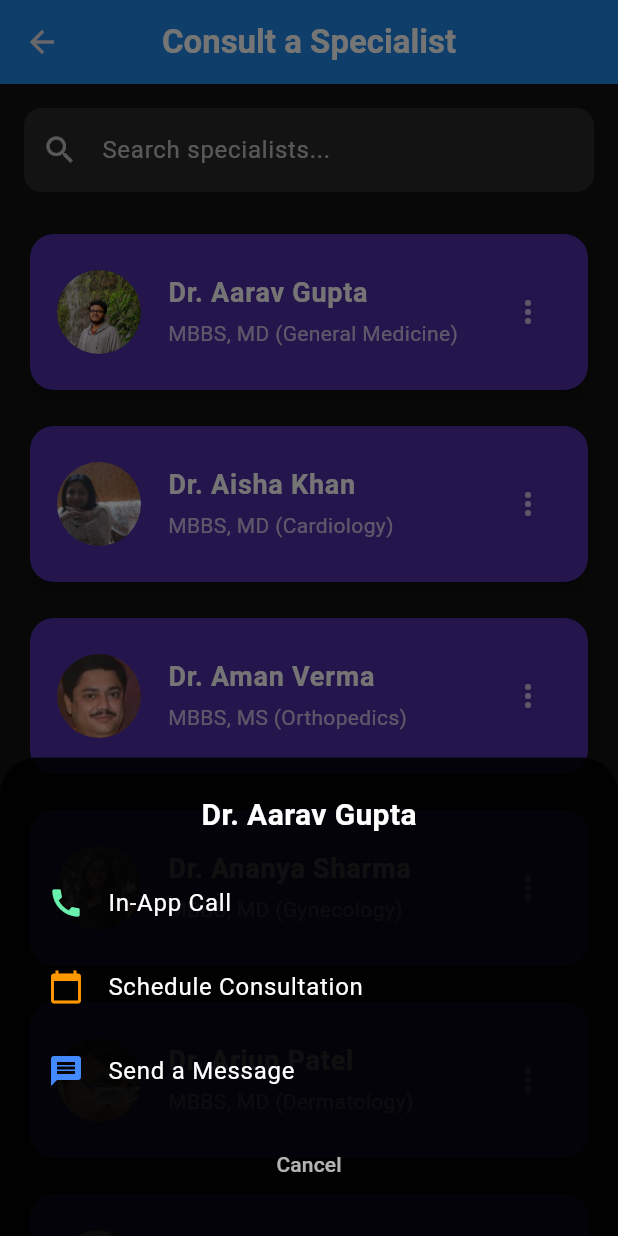
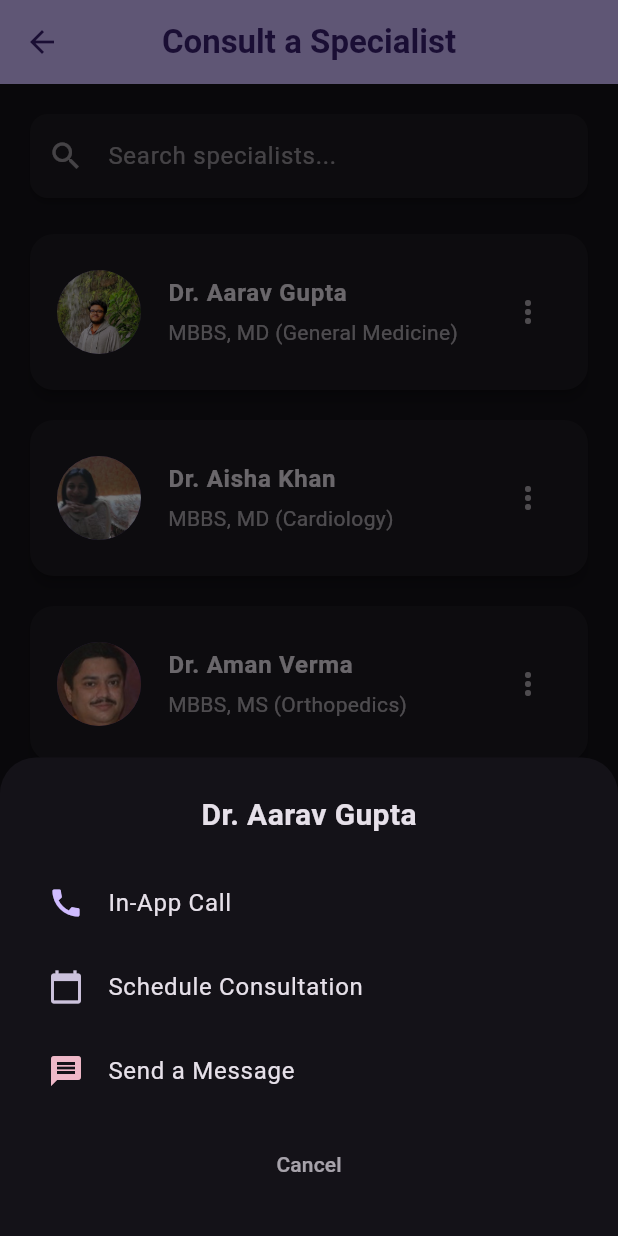
Before and after one commit to PRIYUNSHU21/flutter_application_bhav, a Flutter app: the ConsultSpecialistPage screen opened directly, after a tap on the "more vert" icon, on a phone screen of 412 x 824 dp. Run offline on Flutter 3.47's test engine with Material 3 defaults, Android fonts, the phone set to English and light mode, and no system bars; our stand-ins replace audioplayers, cloud_firestore, firebase_auth, firebase_core, fl_chart, flutter_spinkit and 2 more; missing offline and left inert: android_intent_plus; accounts and stored records are empty.

Commit message:
consult_specialist.dart
Consultants screen modified with added fields

```diff
--- a/lib/consult_specialist.dart
+++ b/lib/consult_specialist.dart
@@ -1,3 +1,6 @@
+
+// consult_specialist.dart
+
 import 'package:flutter/material.dart';
 import 'dart:async';
 import 'package:url_launcher/url_launcher.dart';
@@ -165,7 +168,6 @@ class _ConsultSpecialistPageState extends State<ConsultSpecialistPage> {
   @override
   void initState() {
     super.initState();
-    // Initially display all specialists.
     filteredSpecialists = specialists;
   }
 
@@ -182,11 +184,10 @@ class _ConsultSpecialistPageState extends State<ConsultSpecialistPage> {
   }
 
   Future<void> _sendMessageToSpecialist(Specialist specialist) async {
-    // Placeholder for messaging functionality.
     ScaffoldMessenger.of(context).showSnackBar(
       SnackBar(
         content: Text("Messaging feature for ${specialist.name} coming soon."),
-        backgroundColor: Colors.indigo,
+        backgroundColor: Theme.of(context).colorScheme.primary,
       ),
     );
   }
@@ -200,57 +201,75 @@ class _ConsultSpecialistPageState extends State<ConsultSpecialistPage> {
     );
   }
 
-  // Show a bottom sheet with consultation options
   void _showConsultOptions(Specialist specialist) {
     showModalBottomSheet(
       context: context,
-      backgroundColor: Colors.black87,
+      backgroundColor: Colors.transparent,
       shape: const RoundedRectangleBorder(
         borderRadius: BorderRadius.vertical(top: Radius.circular(24)),
       ),
       builder: (BuildContext context) {
-        return Padding(
+        return Container(
+          decoration: BoxDecoration(
+            color: Theme.of(context).colorScheme.surface,
+            borderRadius: const BorderRadius.vertical(top: Radius.circular(24)),
+          ),
           padding: const EdgeInsets.symmetric(vertical: 24, horizontal: 16),
           child: Column(
             mainAxisSize: MainAxisSize.min,
             children: [
               Text(
                 specialist.name,
-                style: const TextStyle(
+                style: TextStyle(
                   fontSize: 20,
                   fontWeight: FontWeight.bold,
-                    color: Colors.white),
+                  color: Theme.of(context).colorScheme.onSurface,
+                ),
               ),
               const SizedBox(height: 16),
               ListTile(
-                leading: const Icon(Icons.call, color: Colors.greenAccent),
-                title: const Text("In-App Call",
-                    style: TextStyle(color: Colors.white)),
+                leading: Icon(
+                  Icons.call,
+                  color: Theme.of(context).colorScheme.primary,
+                ),
+                title: Text(
+                  "In-App Call",
+                  style: TextStyle(color: Theme.of(context).colorScheme.onSurface),
+                ),
                 onTap: () {
                   Navigator.pop(context);
                   _startInAppCall(specialist);
                 },
               ),
               ListTile(
-                leading:
-                    const Icon(Icons.calendar_today, color: Colors.orange),
-                title: const Text("Schedule Consultation",
-                    style: TextStyle(color: Colors.white)),
+                leading: Icon(
+                  Icons.calendar_today,
+                  color: Theme.of(context).colorScheme.secondary,
+                ),
+                title: Text(
+                  "Schedule Consultation",
+                  style: TextStyle(color: Theme.of(context).colorScheme.onSurface),
+                ),
                 onTap: () {
                   Navigator.pop(context);
                   ScaffoldMessenger.of(context).showSnackBar(
                     SnackBar(
                       content: Text(
                           "Scheduling consultation with ${specialist.name}..."),
-                      backgroundColor: Colors.indigo,
+                      backgroundColor: Theme.of(context).colorScheme.primary,
                     ),
                   );
                 },
               ),
               ListTile(
-                leading: const Icon(Icons.message, color: Colors.blueAccent),
-                title: const Text("Send a Message",
-                    style: TextStyle(color: Colors.white)),
+                leading: Icon(
+                  Icons.message,
+                  color: Theme.of(context).colorScheme.tertiary,
+                ),
+                title: Text(
+                  "Send a Message",
+                  style: TextStyle(color: Theme.of(context).colorScheme.onSurface),
+                ),
                 onTap: () {
                   Navigator.pop(context);
                   _sendMessageToSpecialist(specialist);
@@ -259,8 +278,12 @@ class _ConsultSpecialistPageState extends State<ConsultSpecialistPage> {
               const SizedBox(height: 10),
               TextButton(
                 onPressed: () => Navigator.pop(context),
-                child: const Text("Cancel",
-                    style: TextStyle(color: Colors.white70)),
+                child: Text(
+                  "Cancel",
+                  style: TextStyle(
+                    color: Theme.of(context).colorScheme.onSurface.withOpacity(0.7),
+                  ),
+                ),
               ),
             ],
           ),
@@ -278,35 +301,46 @@ class _ConsultSpecialistPageState extends State<ConsultSpecialistPage> {
   @override
   Widget build(BuildContext context) {
     return Scaffold(
-      backgroundColor: const Color(0xFF121212), // Dark background
+      backgroundColor: Theme.of(context).colorScheme.background,
       appBar: AppBar(
-        backgroundColor: const Color(0xFF1E88E5), // Blue
-        title: const Text(
+        backgroundColor: Theme.of(context).colorScheme.primary,
+        title: Text(
           "Consult a Specialist",
-          style:
-              TextStyle(color: Colors.white, fontWeight: FontWeight.bold),
+          style: TextStyle(
+            color: Theme.of(context).colorScheme.onPrimary,
+            fontWeight: FontWeight.bold,
+          ),
         ),
         centerTitle: true,
+        iconTheme: IconThemeData(
+          color: Theme.of(context).colorScheme.onPrimary,
+        ),
       ),
       body: Column(
         children: [
           // Search Bar
           Padding(
             padding: const EdgeInsets.all(16.0),
+            child: Card(
+              elevation: 2,
               child: TextField(
                 controller: searchController,
                 onChanged: filterSpecialists,
-              style: const TextStyle(color: Colors.white),
+                style: TextStyle(color: Theme.of(context).colorScheme.onSurface),
                 decoration: InputDecoration(
                   hintText: "Search specialists...",
-                hintStyle: const TextStyle(color: Colors.white70),
-                prefixIcon:
-                    const Icon(Icons.search, color: Colors.white70),
-                filled: true,
-                fillColor: Colors.white.withOpacity(0.1),
-                border: OutlineInputBorder(
-                  borderRadius: BorderRadius.circular(12),
-                  borderSide: BorderSide.none,
+                  hintStyle: TextStyle(
+                    color: Theme.of(context).colorScheme.onSurface.withOpacity(0.6),
+                  ),
+                  prefixIcon: Icon(
+                    Icons.search,
+                    color: Theme.of(context).colorScheme.onSurface.withOpacity(0.6),
+                  ),
+                  border: InputBorder.none,
+                  contentPadding: const EdgeInsets.symmetric(
+                    horizontal: 20,
+                    vertical: 16,
+                  ),
                 ),
               ),
             ),
@@ -319,9 +353,8 @@ class _ConsultSpecialistPageState extends State<ConsultSpecialistPage> {
               itemBuilder: (context, index) {
                 final specialist = filteredSpecialists[index];
                 return Padding(
-                  padding: const EdgeInsets.symmetric(vertical: 8.0),
+                  padding: const EdgeInsets.only(bottom: 12.0),
                   child: Card(
-                    color: const Color(0xFF512DA8), // Dark Purple
                     elevation: 4,
                     shape: RoundedRectangleBorder(
                       borderRadius: BorderRadius.circular(16),
@@ -331,25 +364,31 @@ class _ConsultSpecialistPageState extends State<ConsultSpecialistPage> {
                       leading: CircleAvatar(
                         backgroundImage: AssetImage(specialist.image),
                         radius: 30,
+                        backgroundColor: Theme.of(context).colorScheme.primaryContainer,
                       ),
                       title: Text(
                         specialist.name,
-                        style: const TextStyle(
-                          fontSize: 18,
+                        style: TextStyle(
+                          fontSize: 16,
                           fontWeight: FontWeight.bold,
-                          color: Colors.white,
+                          color: Theme.of(context).colorScheme.onSurface,
                         ),
                       ),
                       subtitle: Padding(
                         padding: const EdgeInsets.only(top: 4.0),
                         child: Text(
                           specialist.qualification,
-                          style: const TextStyle(color: Colors.white70),
+                          style: TextStyle(
+                            color: Theme.of(context).colorScheme.onSurface.withOpacity(0.7),
+                            fontSize: 14,
+                          ),
                         ),
                       ),
                       trailing: IconButton(
-                        icon: const Icon(Icons.more_vert,
-                            color: Colors.white70),
+                        icon: Icon(
+                          Icons.more_vert,
+                          color: Theme.of(context).colorScheme.onSurface.withOpacity(0.7),
+                        ),
                         onPressed: () => _showConsultOptions(specialist),
                       ),
                       onTap: () => _showConsultOptions(specialist),
@@ -366,7 +405,7 @@ class _ConsultSpecialistPageState extends State<ConsultSpecialistPage> {
 }
 
 // ---------------------------
-// In-App Call Page (World Class UI)
+// In-App Call Page
 // ---------------------------
 class InAppCallPage extends StatefulWidget {
   final Specialist specialist;
@@ -386,7 +425,6 @@ class _InAppCallPageState extends State<InAppCallPage> {
   @override
   void initState() {
     super.initState();
-    // Start the call timer
     _timer = Timer.periodic(const Duration(seconds: 1), (timer) {
       setState(() {
         _secondsElapsed++;
@@ -409,21 +447,15 @@ class _InAppCallPageState extends State<InAppCallPage> {
   @override
   Widget build(BuildContext context) {
     return Scaffold(
-      // Dark gradient background with an overlay image for cinematic style
       body: Container(
         decoration: BoxDecoration(
           gradient: LinearGradient(
-            colors: [Colors.black, Colors.grey.shade900],
+            colors: [
+              Theme.of(context).colorScheme.background,
+              Theme.of(context).colorScheme.surface,
+            ],
             begin: Alignment.topCenter,
             end: Alignment.bottomCenter,
-          ),
-          image: const DecorationImage(
-            image: AssetImage("assets/call_bg.jpg"),
-            fit: BoxFit.cover,
-            colorFilter: ColorFilter.mode(
-              Colors.black54,
-              BlendMode.darken,
-            ),
           ),
         ),
         child: SafeArea(
@@ -438,28 +470,29 @@ class _InAppCallPageState extends State<InAppCallPage> {
                   children: [
                     Text(
                       widget.specialist.name,
-                      style: const TextStyle(
+                      style: TextStyle(
                         fontSize: 28,
                         fontWeight: FontWeight.bold,
-                        color: Colors.white,
+                        color: Theme.of(context).colorScheme.onBackground,
                       ),
                       textAlign: TextAlign.center,
                     ),
                     const SizedBox(height: 8),
                     Text(
                       widget.specialist.qualification,
-                      style: const TextStyle(
+                      style: TextStyle(
                         fontSize: 16,
-                        color: Colors.white70,
+                        color: Theme.of(context).colorScheme.onBackground.withOpacity(0.7),
                       ),
                       textAlign: TextAlign.center,
                     ),
                     const SizedBox(height: 16),
                     Text(
                       callTimerText,
-                      style: const TextStyle(
+                      style: TextStyle(
                         fontSize: 32,
-                        color: Colors.white70,
+                        color: Theme.of(context).colorScheme.primary,
+                        fontWeight: FontWeight.bold,
                       ),
                     ),
                   ],
@@ -467,9 +500,19 @@ class _InAppCallPageState extends State<InAppCallPage> {
               ),
               // Center specialist profile image
               Center(
+                child: Container(
+                  decoration: BoxDecoration(
+                    shape: BoxShape.circle,
+                    border: Border.all(
+                      color: Theme.of(context).colorScheme.primary,
+                      width: 4,
+                    ),
+                  ),
                   child: CircleAvatar(
                     backgroundImage: AssetImage(widget.specialist.image),
-                  radius: 70,
+                    radius: 80,
+                    backgroundColor: Theme.of(context).colorScheme.primaryContainer,
+                  ),
                 ),
               ),
               // Bottom control panel
@@ -486,6 +529,7 @@ class _InAppCallPageState extends State<InAppCallPage> {
                         _buildControlButton(
                           icon: _isMuted ? Icons.mic_off : Icons.mic,
                           label: "Mute",
+                          isActive: _isMuted,
                           onPressed: () {
                             setState(() {
                               _isMuted = !_isMuted;
@@ -495,6 +539,7 @@ class _InAppCallPageState extends State<InAppCallPage> {
                         _buildControlButton(
                           icon: _isSpeakerOn ? Icons.volume_up : Icons.volume_off,
                           label: "Speaker",
+                          isActive: _isSpeakerOn,
                           onPressed: () {
                             setState(() {
                               _isSpeakerOn = !_isSpeakerOn;
@@ -504,6 +549,7 @@ class _InAppCallPageState extends State<InAppCallPage> {
                         _buildControlButton(
                           icon: _isVideoOff ? Icons.videocam_off : Icons.videocam,
                           label: "Video",
+                          isActive: !_isVideoOff,
                           onPressed: () {
                             setState(() {
                               _isVideoOff = !_isVideoOff;
@@ -514,17 +560,17 @@ class _InAppCallPageState extends State<InAppCallPage> {
                     ),
                     const SizedBox(height: 30),
                     // Hang up button
-                    ElevatedButton.icon(
+                    FilledButton.icon(
                       onPressed: () {
                         Navigator.pop(context);
                       },
                       icon: const Icon(Icons.call_end, size: 28),
                       label: const Text(
                         "Hang Up",
-                        style: TextStyle(fontSize: 20),
+                        style: TextStyle(fontSize: 18),
                       ),
-                      style: ElevatedButton.styleFrom(
-                        backgroundColor: Colors.redAccent,
+                      style: FilledButton.styleFrom(
+                        backgroundColor: Theme.of(context).colorScheme.error,
                         padding: const EdgeInsets.symmetric(
                             horizontal: 50, vertical: 16),
                         shape: RoundedRectangleBorder(
@@ -545,22 +591,35 @@ class _InAppCallPageState extends State<InAppCallPage> {
   Widget _buildControlButton({
     required IconData icon,
     required String label,
+    required bool isActive,
     required VoidCallback onPressed,
   }) {
     return Column(
       children: [
-        CircleAvatar(
-          backgroundColor: Colors.grey.shade800,
-          radius: 28,
+        Container(
+          decoration: BoxDecoration(
+            shape: BoxShape.circle,
+            color: isActive
+                ? Theme.of(context).colorScheme.primaryContainer
+                : Theme.of(context).colorScheme.surfaceVariant,
+          ),
           child: IconButton(
-            icon: Icon(icon, color: Colors.white),
+            icon: Icon(
+              icon,
+              color: isActive
+                  ? Theme.of(context).colorScheme.primary
+                  : Theme.of(context).colorScheme.onSurfaceVariant,
+            ),
             onPressed: onPressed,
           ),
         ),
         const SizedBox(height: 8),
         Text(
           label,
-          style: const TextStyle(color: Colors.white70),
+          style: TextStyle(
+            color: Theme.of(context).colorScheme.onBackground.withOpacity(0.7),
+            fontSize: 12,
+          ),
         ),
       ],
     );
```
Lines whose indentation alone changed are shown as unchanged.
